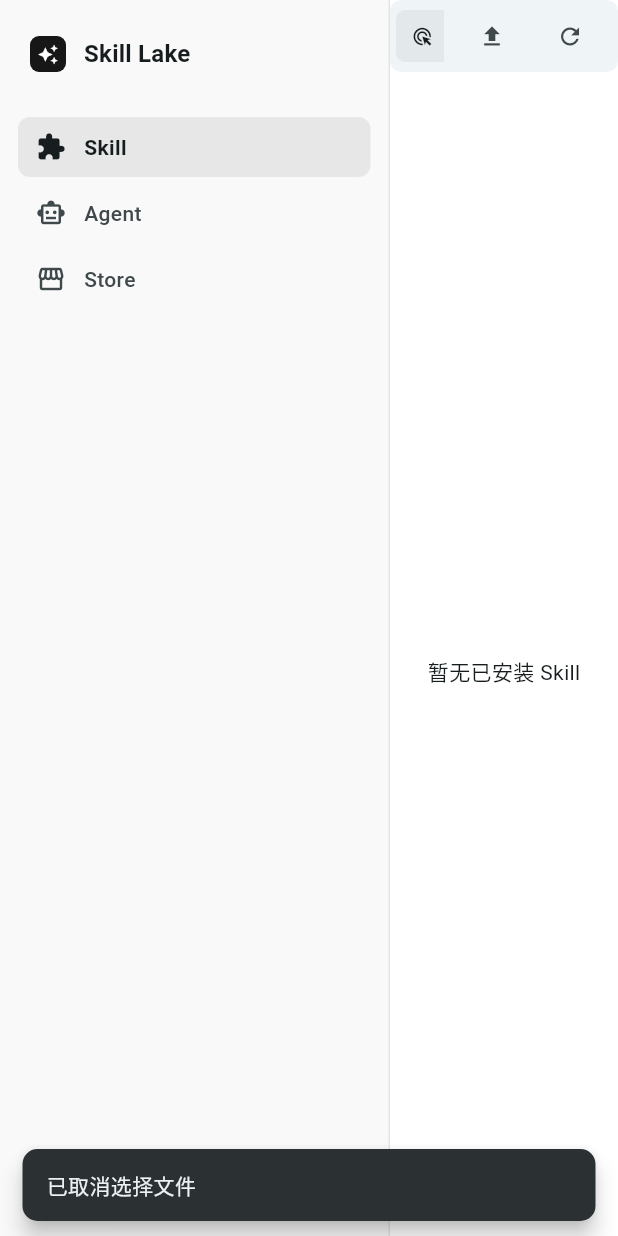
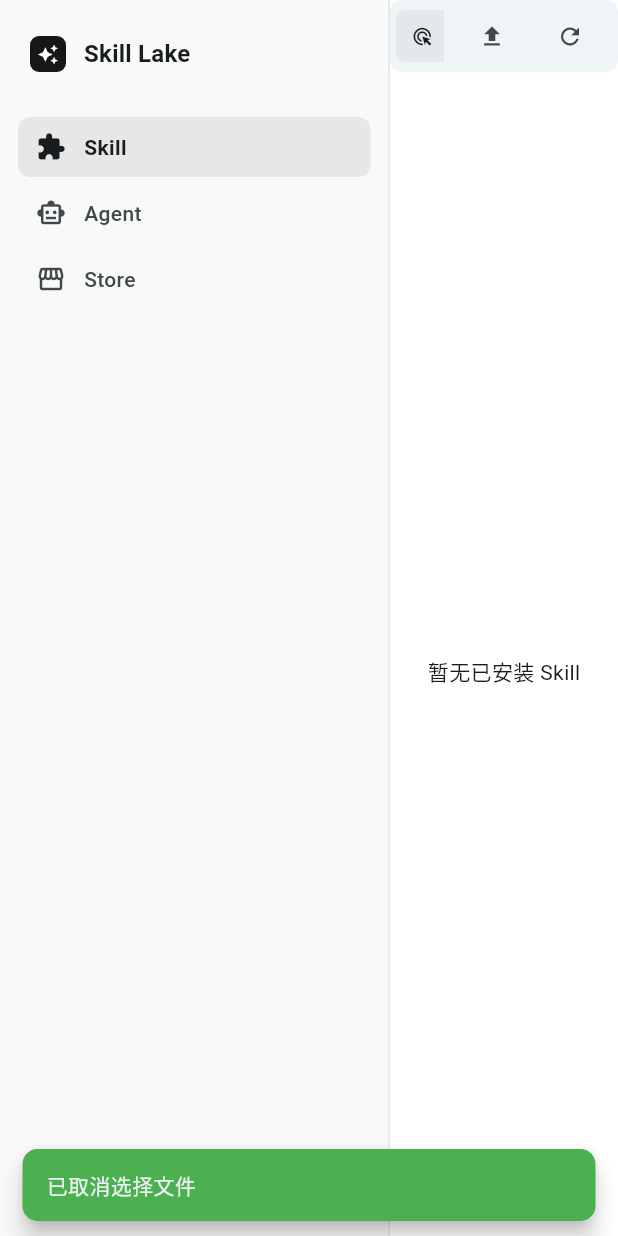
Before and after one commit to emlog/skill-lake, a Flutter app: the screen it shows after launch, after a tap on the "upload" icon, on a phone screen of 412 x 824 dp. Run offline on Flutter 3.47's test engine with Material 3 defaults, Android fonts, the phone set to English and light mode, and no system bars; our stand-ins replace file_picker; network calls fail.

Commit message:
refactor: introduce SnackbarUtil to standardize and simplify snackbar notifications across pages

```diff
--- a/lib/pages/skill_management_page.dart
+++ b/lib/pages/skill_management_page.dart
@@ -5,6 +5,7 @@ import 'package:flutter/material.dart';
 import '../models/agent_target.dart';
 import '../models/skill.dart';
 import '../services/skill_service.dart';
+import '../utils/snackbar_util.dart';
 
 /// Skill 管理页面，展示指定 Agent 的已安装 Skill 列表。
 ///
@@ -76,14 +77,11 @@ class _SkillManagementPageState extends State<SkillManagementPage> {
       });
       final String deniedHint =
           err.deniedPaths.isEmpty ? '' : '\n受限路径：${err.deniedPaths.first}';
-      ScaffoldMessenger.of(context).showSnackBar(
-        SnackBar(
-          content: Text(
-            '无法读取 ${widget.selectedAgent.displayName} 的 Skill 列表：权限不足。'
-            '请在系统设置中为应用授权“文件与文件夹”或“完全磁盘访问”，然后点击刷新。$deniedHint',
-          ),
-          duration: const Duration(seconds: 6),
-        ),
+      SnackbarUtil.show(
+        context,
+        '无法读取 ${widget.selectedAgent.displayName} 的 Skill 列表：权限不足。请在系统设置中为应用授权“文件与文件夹”或“完全磁盘访问”，然后点击刷新。$deniedHint',
+        isSuccess: false,
+        duration: const Duration(seconds: 6),
       );
     } catch (_) {
       if (!mounted) {
@@ -93,10 +91,10 @@ class _SkillManagementPageState extends State<SkillManagementPage> {
         _skills = <Skill>[];
         _loading = false;
       });
-      ScaffoldMessenger.of(context).showSnackBar(
-        SnackBar(
-          content: Text('读取 ${widget.selectedAgent.displayName} Skill 列表失败，请稍后重试。'),
-        ),
+      SnackbarUtil.show(
+        context,
+        '读取 ${widget.selectedAgent.displayName} Skill 列表失败，请稍后重试。',
+        isSuccess: false,
       );
     }
   }
@@ -289,22 +287,21 @@ class _SkillManagementPageState extends State<SkillManagementPage> {
       if (!mounted) {
         return;
       }
-      ScaffoldMessenger.of(context).showSnackBar(
-        SnackBar(
-          content: Text(
-            count > 0
-                ? '已从 ${defaultAgent.displayName} 同步 $count 个 Skill'
-                : '无需同步，所有 Skill 已是最新',
-          ),
-        ),
+      SnackbarUtil.show(
+        context,
+        count > 0
+            ? '已从 ${defaultAgent.displayName} 同步 $count 个 Skill'
+            : '无需同步，所有 Skill 已是最新',
       );
     } catch (err) {
       if (!mounted) {
         return;
       }
       final String errMsg = err.toString().replaceFirst('Exception: ', '');
-      ScaffoldMessenger.of(context).showSnackBar(
-        SnackBar(content: Text('同步失败：$errMsg')),
+      SnackbarUtil.show(
+        context,
+        '同步失败：$errMsg',
+        isSuccess: false,
       );
     }
   }
@@ -318,26 +315,20 @@ class _SkillManagementPageState extends State<SkillManagementPage> {
         return;
       }
       if (skill == null) {
-        ScaffoldMessenger.of(context).showSnackBar(
-          const SnackBar(content: Text('已取消选择文件')),
-        );
+        SnackbarUtil.show(context, '已取消选择文件', isSuccess: true);
         return;
       }
       await _loadSkills();
       if (!mounted) {
         return;
       }
-      ScaffoldMessenger.of(context).showSnackBar(
-        SnackBar(content: Text('安装成功：${skill.name}')),
-      );
+      SnackbarUtil.show(context, '安装成功：${skill.name}');
     } catch (err) {
       if (!mounted) {
         return;
       }
       final String errMsg = err.toString().replaceFirst('Exception: ', '');
-      ScaffoldMessenger.of(context).showSnackBar(
-        SnackBar(content: Text('上传安装失败：$errMsg')),
-      );
+      SnackbarUtil.show(context, '上传安装失败：$errMsg', isSuccess: false);
     }
   }
 
@@ -374,16 +365,12 @@ class _SkillManagementPageState extends State<SkillManagementPage> {
       if (!mounted) {
         return;
       }
-      ScaffoldMessenger.of(context).showSnackBar(
-        SnackBar(content: Text('已删除：${skill.name}')),
-      );
+      SnackbarUtil.show(context, '已删除：${skill.name}');
     } catch (err) {
       if (!mounted) {
         return;
       }
-      ScaffoldMessenger.of(context).showSnackBar(
-        SnackBar(content: Text('删除失败：$err')),
-      );
+      SnackbarUtil.show(context, '删除失败：$err', isSuccess: false);
     }
   }
 
--- /dev/null
+++ b/lib/utils/snackbar_util.dart
@@ -0,0 +1,25 @@
+import 'package:flutter/material.dart';
+
+class SnackbarUtil {
+  static void show(
+    BuildContext context,
+    String message, {
+    bool isSuccess = true,
+    Duration? duration,
+  }) {
+    final ScaffoldMessengerState messenger = ScaffoldMessenger.of(context);
+
+    // 清空之前的提示信息队列
+    messenger.clearSnackBars();
+
+    // 展示最新提示信息
+    messenger.showSnackBar(
+      SnackBar(
+        content: Text(message),
+        backgroundColor: isSuccess ? Colors.green : Colors.orange,
+        behavior: SnackBarBehavior.floating, // Usually a good defaults if not already in theme
+        duration: duration ?? const Duration(milliseconds: 4000), // Default SnackBar duration
+      ),
+    );
+  }
+}
```
Also changed, not shown: lib/pages/skill_store_page.dart (+11 -10 lines).
